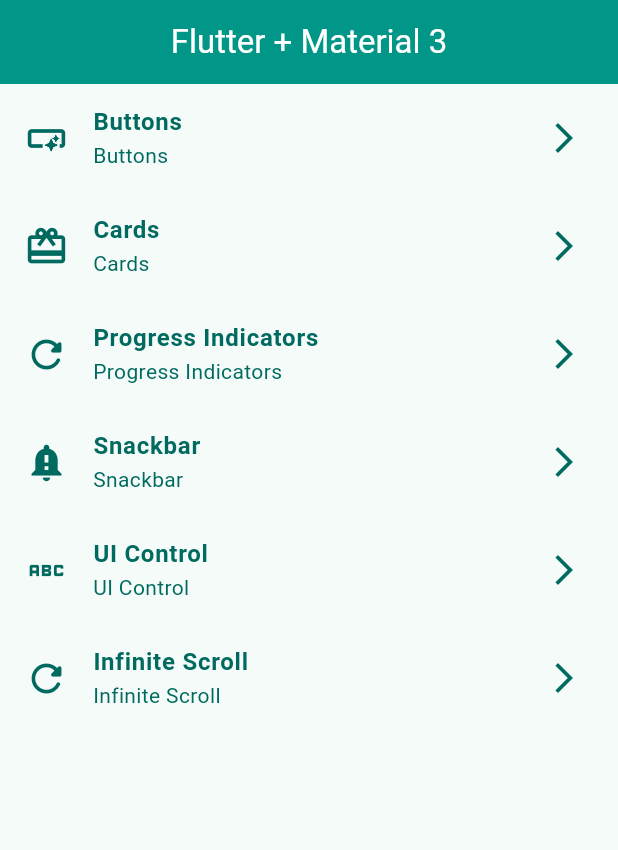
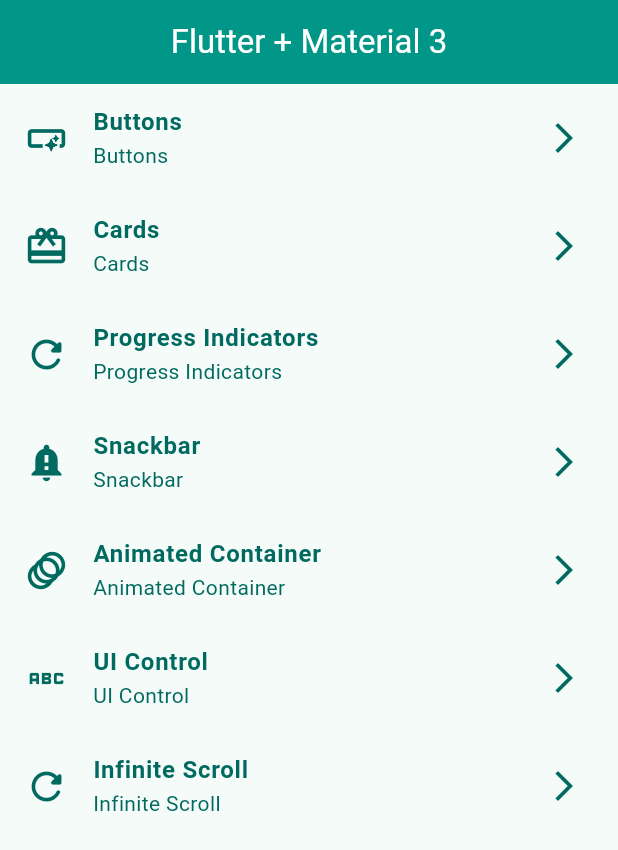
Before and after one commit to gacc94/curses-udemy-flutter-widgets_app_09, a Flutter app: the screen it shows after launch, on a phone screen of 412 x 824 dp. Shown: the top 850 px of the screen. Run offline on Flutter 3.47's test engine with Material 3 defaults, Android fonts, the light colour scheme and no system bars; our stand-ins replace go_router.

Commit message:
finish animated section

```diff
--- a/lib/config/menu/menu_item.dart
+++ b/lib/config/menu/menu_item.dart
@@ -40,6 +40,12 @@
     subTitle: 'Snackbar',
   ),
   MenuItem(
+    title: 'Animated Container',
+    icon: Icons.animation_outlined,
+    link: '/animated',
+    subTitle: 'Animated Container',
+  ),
+  MenuItem(
     title: 'UI Control',
     icon: Icons.abc_outlined,
     link: '/ui-control',
--- a/lib/config/router/go_router.dart
+++ b/lib/config/router/go_router.dart
@@ -32,6 +32,11 @@
       builder: (context, state) => const SnackBarScreen(),
     ),
     GoRoute(
+      path: '/animated',
+      name: AnimatedScreen.name,
+      builder: (context, state) => const AnimatedScreen(),
+    ),
+    GoRoute(
       path: '/ui-control',
       name: UiControlScreen.name,
       builder: (context, state) => const UiControlScreen(),
--- a/lib/presentation/screens/cards/cards_screen.dart
+++ b/lib/presentation/screens/cards/cards_screen.dart
@@ -54,7 +54,7 @@
           const Divider(thickness: 1, color: Colors.blueGrey, height: 20),
 
           ...cards2.map(
-            (card) => CartView3(elevation: card.elevation, label: card.label),
+            (card) => _CardView1(elevation: card.elevation, label: card.label),
           ),
 
           const Divider(thickness: 1, color: Colors.blueGrey, height: 20),
```
Also changed, not shown: lib/presentation/screens/animated/animated_screem.dart (+47 -3 lines).
